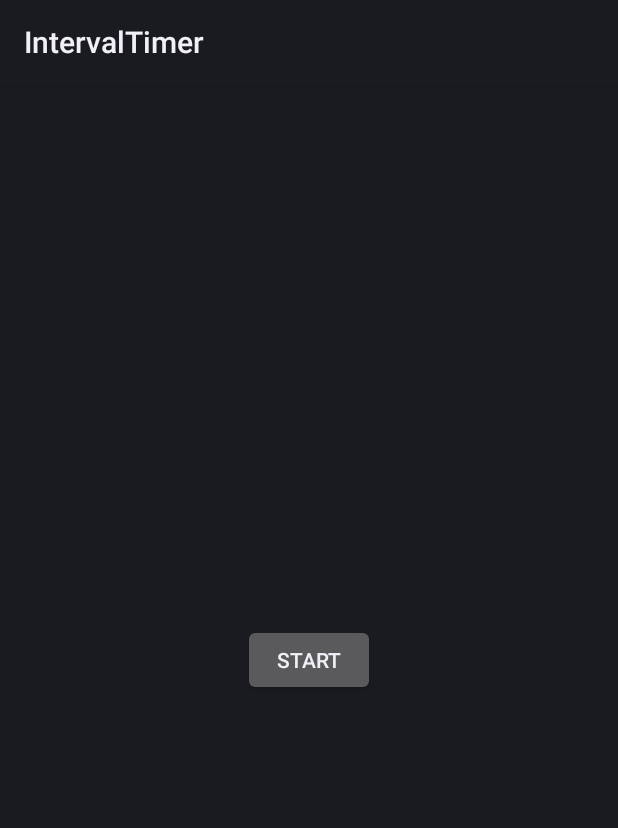
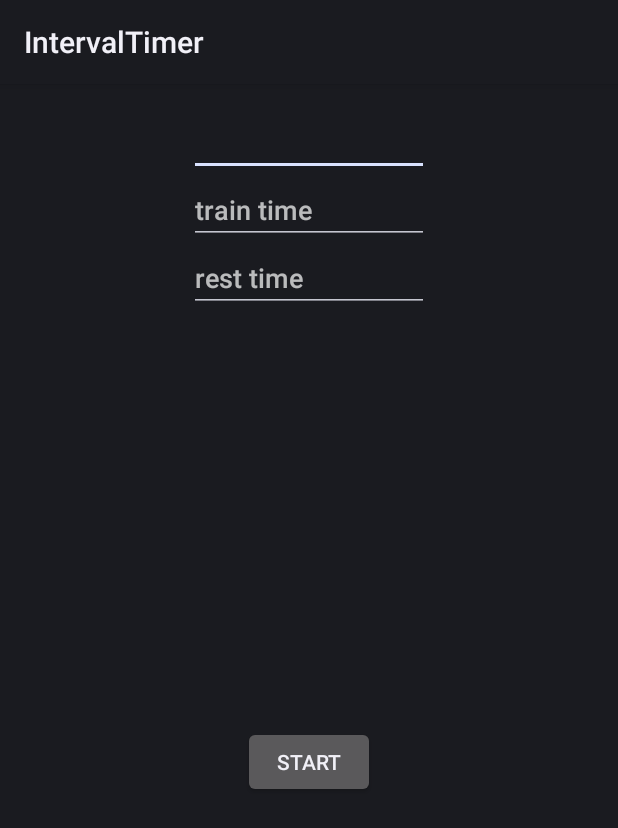
Before and after one commit to lucianosantosdev/IntervalTimer, an Android app: the screen it shows after launch (MainActivity), on a phone screen of 412 x 824 dp. Shown: the top 828 px of the screen. Run offline under Robolectric (Android 15) with nearby library versions, the phone set to English and light mode, and no system bars; plain views replace BoxInsetLayout.

Commit message:
Create navigation arguments

```diff
--- a/wear/build.gradle
+++ b/wear/build.gradle
@@ -1,6 +1,7 @@
 plugins {
     id 'com.android.application'
     id 'org.jetbrains.kotlin.android'
+    id 'androidx.navigation.safeargs.kotlin'
 }
 
 android {
--- a/wear/src/main/res/layout/fragment_timer_settings.xml
+++ b/wear/src/main/res/layout/fragment_timer_settings.xml
@@ -6,15 +6,48 @@
     android:layout_height="match_parent"
     tools:context=".TimerSettingsFragment">
 
+    <EditText
+        android:id="@+id/setsNumberEditText"
+        android:layout_width="160dp"
+        android:layout_height="wrap_content"
+        android:layout_marginTop="16dp"
+        android:ems="10"
+        android:inputType="number"
+        app:layout_constraintEnd_toEndOf="parent"
+        app:layout_constraintStart_toStartOf="parent"
+        app:layout_constraintTop_toTopOf="parent" />
+
+    <EditText
+        android:id="@+id/trainTimeEditText"
+        android:layout_width="160dp"
+        android:layout_height="wrap_content"
+        android:ems="10"
+        android:inputType="time"
+        android:hint="train time"
+        app:layout_constraintEnd_toEndOf="parent"
+        app:layout_constraintStart_toStartOf="parent"
+        app:layout_constraintTop_toBottomOf="@+id/setsNumberEditText" />
+
+    <EditText
+        android:id="@+id/restTimeEditText"
+        android:layout_width="160dp"
+        android:layout_height="wrap_content"
+        android:ems="10"
+        android:inputType="time"
+        android:hint="rest time"
+        app:layout_constraintEnd_toEndOf="parent"
+        app:layout_constraintStart_toStartOf="parent"
+        app:layout_constraintTop_toBottomOf="@+id/trainTimeEditText" />
 
     <Button
         android:id="@+id/startButton"
         android:layout_width="wrap_content"
         android:layout_height="wrap_content"
+        android:layout_marginBottom="16dp"
         android:text="@string/start_button_text"
         app:layout_constraintBottom_toBottomOf="parent"
         app:layout_constraintEnd_toEndOf="parent"
         app:layout_constraintStart_toStartOf="parent"
-        app:layout_constraintTop_toTopOf="parent" />
+        app:layout_constraintTop_toBottomOf="@+id/restTimeEditText" />
 
 </androidx.constraintlayout.widget.ConstraintLayout>
--- a/wear/src/main/res/navigation/nav_graph.xml
+++ b/wear/src/main/res/navigation/nav_graph.xml
@@ -18,5 +18,15 @@
         android:id="@+id/timerRunningFragment"
         android:name="dev.lucianosantos.intervaltimer.TimerRunningFragment"
         android:label="fragment_timer_running"
-        tools:layout="@layout/fragment_timer_running" />
+        tools:layout="@layout/fragment_timer_running" >
+        <argument
+            android:name="sets"
+            app:argType="integer" />
+        <argument
+            android:name="trainTime"
+            app:argType="long" />
+        <argument
+            android:name="restTime"
+            app:argType="long" />
+    </fragment>
 </navigation>
```
Also changed, not shown: build.gradle (+19 -0 lines), wear/src/main/java/dev/lucianosantos/intervaltimer/TimerRunningFragment.kt (+6 -3 lines), wear/src/main/java/dev/lucianosantos/intervaltimer/TimerSettingsFragment.kt (+7 -4 lines).
